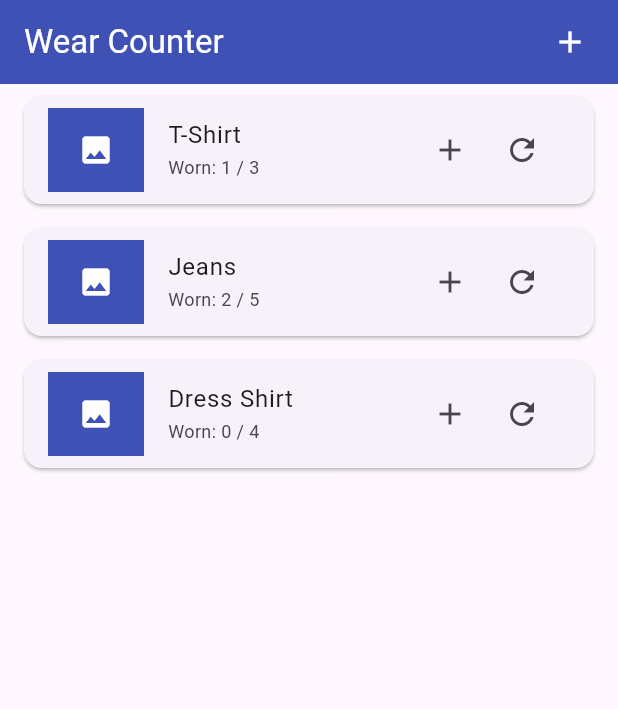
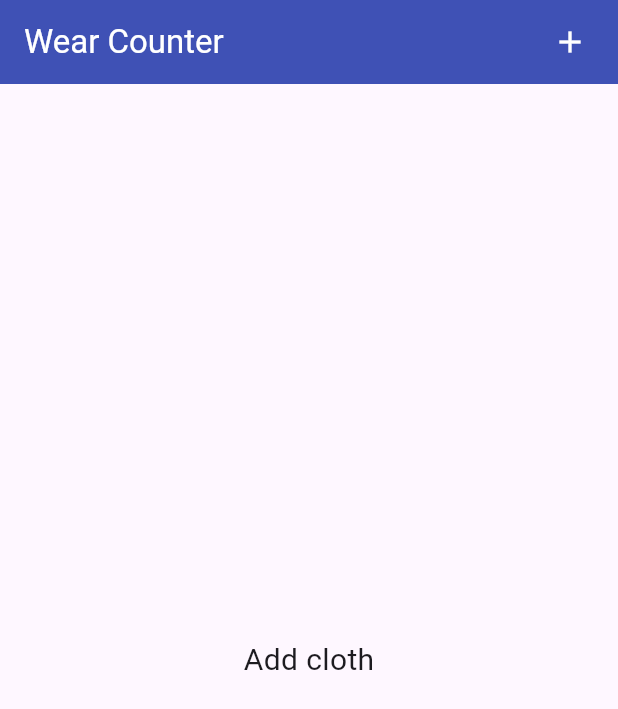
Before and after one commit to dinithmaleesha/wear-counter-flutter, a Flutter app: the screen it shows after launch, on a phone screen of 412 x 824 dp. Shown: the top 709 px of the screen. Run offline on Flutter 3.47's test engine with Material 3 defaults, Android fonts, the phone set to English and light mode, and no system bars; our stand-ins replace sqflite; accounts and stored records are empty.

Commit message:
Add _fetchClothItems() home.dart

```diff
--- a/lib/db/db_helper.dart
+++ b/lib/db/db_helper.dart
@@ -17,14 +17,14 @@ class DBHelper {
   }
 
   // Insert
-  // Future<int> insertClothingItem(Cloth cloth) async {
-  //   final Database db = await initDatabase();
-  //   return db.insert(
-  //     'clothing_items',
-  //     cloth.toMap(),
-  //     conflictAlgorithm: ConflictAlgorithm.replace,
-  //   );
-  // }
+  Future<int> insertClothingItem(Cloth cloth) async {
+    final Database db = await initDatabase();
+    return db.insert(
+      'clothing_items',
+      cloth.toMap(),
+      conflictAlgorithm: ConflictAlgorithm.replace,
+    );
+  }
 
   // get
   Future<List<Cloth>> getClothingItems() async {
--- a/lib/main.dart
+++ b/lib/main.dart
@@ -8,7 +8,6 @@ void main() {
 class MyApp extends StatelessWidget {
   const MyApp({super.key});
 
-  // This widget is the root of your application.
   @override
   Widget build(BuildContext context) {
     return const MaterialApp(
--- a/lib/screens/home.dart
+++ b/lib/screens/home.dart
@@ -1,6 +1,7 @@
 import 'package:flutter/material.dart';
 import 'package:wear_counter/model/cloth.dart';
 import 'package:wear_counter/widgets/cloth_tile.dart';
+import 'package:wear_counter/db/db_helper.dart';
 
 class Home extends StatefulWidget {
   const Home({Key? key}) : super(key: key);
@@ -9,29 +10,21 @@ class Home extends StatefulWidget {
 }
 
 class _HomeState extends State<Home> {
-  List<Cloth> clothList = [
-    Cloth(
-      id: 1,
-      name: 'T-Shirt',
-      imagePath: 'assets/tshirt.png',
-      wearCount: 3,
-      currentWears: 1,
-    ),
-    Cloth(
-      id: 2,
-      name: 'Jeans',
-      imagePath: 'assets/jeans.png',
-      wearCount: 5,
-      currentWears: 2,
-    ),
-    Cloth(
-      id: 3,
-      name: 'Dress Shirt',
-      imagePath: 'assets/shirt.png',
-      wearCount: 4,
-      currentWears: 0,
-    ),
-  ];
+  final DBHelper _dbHelper = DBHelper();
+  List<Cloth> clothList = [];
+
+  @override
+  void initState() {
+    super.initState();
+    _fetchClothItems();
+  }
+
+  void _fetchClothItems() async {
+    List<Cloth> cloths = await _dbHelper.getClothingItems();
+    setState(() {
+      clothList = cloths;
+    });
+  }
 
   @override
   Widget build(BuildContext context) {
```
